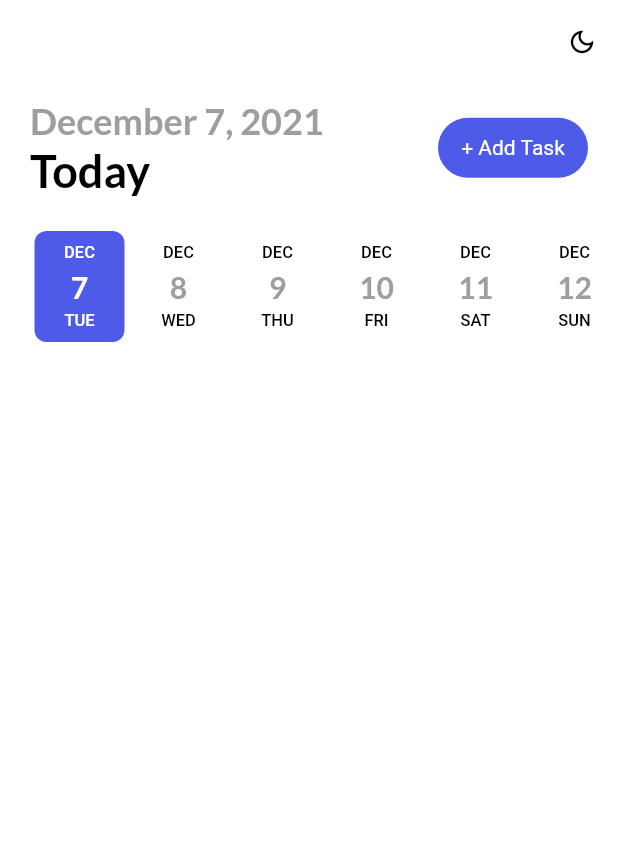
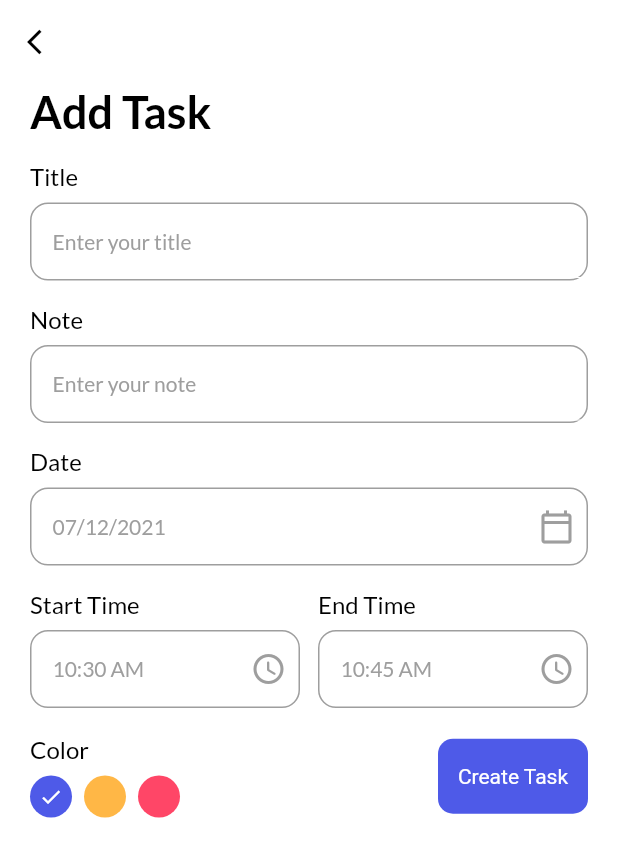
Before and after one commit to TomTruyen/CalendarApp, a Flutter app: the screen it shows after launch, after a tap on "+ Add Task", on a phone screen of 412 x 824 dp. Shown: the top 857 px of the screen. Run offline on Flutter 3.47's test engine with Material 2 defaults, Android fonts, the phone set to English and light mode, and no system bars; drawn by our look-alikes of date_picker_timeline; our stand-ins replace google_fonts, shared_preferences.

Commit message:
Add add_task_screen

```diff
--- /dev/null
+++ b/calendar_app/lib/screens/add_task_screen.dart
@@ -0,0 +1,261 @@
+import 'package:calendar_app/services/theme_service.dart';
+import 'package:calendar_app/shared/themes.dart';
+import 'package:calendar_app/shared/widgets/button.dart';
+import 'package:calendar_app/shared/widgets/input_field.dart';
+import 'package:flutter/cupertino.dart';
+import 'package:flutter/material.dart';
+import 'package:flutter/services.dart';
+import 'package:intl/intl.dart';
+
+class AddTaskScreen extends StatefulWidget {
+  const AddTaskScreen({Key? key}) : super(key: key);
+
+  @override
+  State<AddTaskScreen> createState() => _AddTaskScreenState();
+}
+
+class _AddTaskScreenState extends State<AddTaskScreen> {
+  final ThemeService _themeService = ThemeService();
+
+  DateTime _selectedDate = DateTime.now();
+  DateTime _startTime = DateTime.now();
+  DateTime _endTime = DateTime.now().add(const Duration(minutes: 15));
+  Color _selectedColor = const Color(0xFF4e5ae8);
+
+  bool _isDarkMode = false;
+
+  @override
+  void initState() {
+    super.initState();
+    init();
+  }
+
+  void init() async {
+    bool isDarkMode = await _themeService.isDarkTheme();
+
+    setState(() {
+      _isDarkMode = isDarkMode;
+    });
+  }
+
+  @override
+  Widget build(BuildContext context) {
+    return Scaffold(
+      appBar: _appBar(),
+      body: Container(
+        padding: const EdgeInsets.symmetric(horizontal: 20),
+        child: SingleChildScrollView(
+          child: Column(
+            crossAxisAlignment: CrossAxisAlignment.start,
+            children: <Widget>[
+              Text(
+                "Add Task",
+                style: headingStyle,
+              ),
+              const InputField(title: "Title", hint: "Enter your title"),
+              const InputField(title: "Note", hint: "Enter your note"),
+              InputField(
+                title: "Date",
+                hint: DateFormat('dd/MM/yyyy').format(_selectedDate),
+                widget: Container(
+                  padding: const EdgeInsets.only(right: 8),
+                  child: const Icon(
+                    Icons.calendar_today_outlined,
+                    color: Colors.grey,
+                  ),
+                ),
+                onClick: () => _datePicker(),
+              ),
+              Row(
+                children: <Widget>[
+                  Expanded(
+                    child: InputField(
+                      title: "Start Time",
+                      hint: _formatTime(time: _startTime),
+                      widget: Container(
+                        padding: const EdgeInsets.only(right: 8),
+                        child: const Icon(
+                          Icons.access_time_rounded,
+                          color: Colors.grey,
+                        ),
+                      ),
+                      onClick: () => _timePicker(isStartTime: true),
+                    ),
+                  ),
+                  const SizedBox(width: 12),
+                  Expanded(
+                    child: InputField(
+                      title: "End Time",
+                      hint: _formatTime(time: _endTime),
+                      widget: Container(
+                        padding: const EdgeInsets.only(right: 8),
+                        child: const Icon(
+                          Icons.access_time_rounded,
+                          color: Colors.grey,
+                        ),
+                      ),
+                      onClick: () => _timePicker(isStartTime: false),
+                    ),
+                  ),
+                ],
+              ),
+              const SizedBox(height: 18),
+              Row(
+                mainAxisAlignment: MainAxisAlignment.spaceBetween,
+                crossAxisAlignment: CrossAxisAlignment.center,
+                children: <Widget>[
+                  Column(
+                    crossAxisAlignment: CrossAxisAlignment.start,
+                    children: <Widget>[
+                      Text(
+                        "Color",
+                        style: titleStyle,
+                      ),
+                      const SizedBox(height: 8),
+                      Wrap(
+                        children: List<Widget>.generate(
+                          3,
+                          (index) {
+                            Color color = Colors.grey;
+
+                            if (index == 0) color = const Color(0xFF4e5ae8);
+                            if (index == 1) color = const Color(0xFFFFB746);
+                            if (index == 2) color = const Color(0xFFFF4667);
+
+                            return GestureDetector(
+                              onTap: () {
+                                setState(() {
+                                  _selectedColor = color;
+                                });
+                              },
+                              child: Padding(
+                                padding: const EdgeInsets.only(right: 8),
+                                child: CircleAvatar(
+                                  radius: 14,
+                                  backgroundColor: color,
+                                  child: _selectedColor == color
+                                      ? const Icon(
+                                          Icons.done,
+                                          color: Colors.white,
+                                          size: 16,
+                                        )
+                                      : Container(),
+                                ),
+                              ),
+                            );
+                          },
+                        ),
+                      ),
+                    ],
+                  ),
+                  Button(
+                    label: "Create Task",
+                    onTap: () => {print("TEST")},
+                  ),
+                ],
+              )
+            ],
+          ),
+        ),
+      ),
+    );
+  }
+
+  _formatTime({required DateTime time}) {
+    return DateFormat("hh:mm a").format(time).toString();
+  }
+
+  _appBar() {
+    return AppBar(
+      elevation: 0,
+      systemOverlayStyle: SystemUiOverlayStyle(
+        statusBarColor: _isDarkMode ? Themes.darkStatus : Themes.lightStatus,
+      ),
+      leading: GestureDetector(
+        child: Icon(
+          Icons.arrow_back_ios,
+          color: _isDarkMode ? Colors.white : Colors.black,
+          size: 20,
+        ),
+        onTap: () {
+          if (Navigator.canPop(context)) {
+            Navigator.pop(context);
+          }
+        },
+      ),
+    );
+  }
+
+  _datePicker() {
+    showCupertinoModalPopup<void>(
+      context: context,
+      builder: (BuildContext context) {
+        return _buildBottomPicker(
+          CupertinoDatePicker(
+            mode: CupertinoDatePickerMode.date,
+            initialDateTime: _selectedDate,
+            dateOrder: DatePickerDateOrder.dmy,
+            onDateTimeChanged: (DateTime date) {
+              if (mounted) {
+                setState(() {
+                  _selectedDate = date;
+                });
+              }
+            },
+          ),
+        );
+      },
+    );
+  }
+
+  _timePicker({required bool isStartTime}) {
+    showCupertinoModalPopup<void>(
+      context: context,
+      builder: (BuildContext context) {
+        return _buildBottomPicker(
+          CupertinoDatePicker(
+            mode: CupertinoDatePickerMode.time,
+            initialDateTime: isStartTime ? _startTime : _endTime,
+            dateOrder: DatePickerDateOrder.dmy,
+            minimumDate: isStartTime ? DateTime.now() : _startTime,
+            onDateTimeChanged: (DateTime time) {
+              if (mounted) {
+                setState(() {
+                  if (isStartTime) {
+                    _startTime = time;
+                  } else {
+                    _endTime = time;
+                  }
+
+                  // Extra step to make sure the endTime is always after the starttime
+                  if (_endTime.isBefore(_startTime)) _endTime = _startTime;
+                });
+              }
+            },
+          ),
+        );
+      },
+    );
+  }
+
+  Widget _buildBottomPicker(Widget picker) {
+    return Container(
+      height: 200.0,
+      padding: const EdgeInsets.only(top: 6.0),
+      color: CupertinoColors.white,
+      child: DefaultTextStyle(
+        style: const TextStyle(
+          color: CupertinoColors.black,
+          fontSize: 22.0,
+        ),
+        child: GestureDetector(
+          onTap: () {},
+          child: SafeArea(
+            top: false,
+            child: picker,
+          ),
+        ),
+      ),
+    );
+  }
+}
--- a/calendar_app/lib/screens/calendar_screen.dart
+++ b/calendar_app/lib/screens/calendar_screen.dart
@@ -1,3 +1,4 @@
+import 'package:calendar_app/screens/add_task_screen.dart';
 import 'package:calendar_app/shared/themes.dart';
 import 'package:calendar_app/shared/widgets/button.dart';
 import 'package:date_picker_timeline/date_picker_widget.dart'
@@ -69,7 +70,15 @@ class CalendarScreenState extends State<CalendarScreen> {
               )
             ],
           ),
-          Button(label: "+ Add Task", onTap: () => null)
+          Button(
+            label: "+ Add Task",
+            onTap: () => {
+              Navigator.push(
+                context,
+                CupertinoPageRoute(builder: (_) => const AddTaskScreen()),
+              ),
+            },
+          )
         ],
       ),
     );
--- a/calendar_app/lib/shared/themes.dart
+++ b/calendar_app/lib/shared/themes.dart
@@ -53,3 +53,23 @@ TextStyle get subHeadingStyle {
     ),
   );
 }
+
+TextStyle get titleStyle {
+  return GoogleFonts.lato(
+    textStyle: const TextStyle(
+      fontSize: 16,
+      fontWeight: FontWeight.w400,
+      color: Colors.black,
+    ),
+  );
+}
+
+TextStyle get subTitleStyle {
+  return GoogleFonts.lato(
+    textStyle: const TextStyle(
+      fontSize: 14,
+      fontWeight: FontWeight.w400,
+      color: Colors.grey,
+    ),
+  );
+}
--- a/calendar_app/lib/shared/widgets/button.dart
+++ b/calendar_app/lib/shared/widgets/button.dart
@@ -13,9 +13,9 @@ class Button extends StatelessWidget {
       onTap: onTap,
       child: Container(
         width: 100,
-        height: 40,
+        height: 50,
         decoration: BoxDecoration(
-          borderRadius: BorderRadius.circular(20),
+          borderRadius: BorderRadius.circular(10),
           color: Theme.of(context).primaryColor,
         ),
         child: Center(
--- /dev/null
+++ b/calendar_app/lib/shared/widgets/input_field.dart
@@ -0,0 +1,81 @@
+import 'package:calendar_app/shared/themes.dart';
+import 'package:flutter/material.dart';
+
+class InputField extends StatelessWidget {
+  final String title;
+  final String hint;
+  final TextEditingController? controller;
+  final Widget? widget;
+  final Function()? onClick;
+
+  const InputField({
+    Key? key,
+    required this.title,
+    required this.hint,
+    this.controller,
+    this.widget,
+    this.onClick,
+  }) : super(key: key);
+
+  @override
+  Widget build(BuildContext context) {
+    return Container(
+      margin: const EdgeInsets.only(top: 16),
+      child: Column(
+        crossAxisAlignment: CrossAxisAlignment.start,
+        children: <Widget>[
+          Text(
+            title,
+            style: titleStyle,
+          ),
+          GestureDetector(
+            behavior: HitTestBehavior.opaque,
+            child: Container(
+              height: 52,
+              margin: const EdgeInsets.only(top: 8),
+              padding: const EdgeInsets.only(left: 14),
+              decoration: BoxDecoration(
+                border: Border.all(
+                  color: Colors.grey,
+                  width: 1,
+                ),
+                borderRadius: BorderRadius.circular(12),
+              ),
+              child: Row(
+                children: <Widget>[
+                  Expanded(
+                    child: TextFormField(
+                      onTap: onClick,
+                      readOnly: widget != null,
+                      autofocus: false,
+                      controller: controller,
+                      style: subTitleStyle,
+                      decoration: InputDecoration(
+                        hintText: hint,
+                        hintStyle: subTitleStyle,
+                        focusedBorder: UnderlineInputBorder(
+                          borderSide: BorderSide(
+                            color: Theme.of(context).backgroundColor,
+                            width: 0,
+                          ),
+                        ),
+                        enabledBorder: UnderlineInputBorder(
+                          borderSide: BorderSide(
+                            color: Theme.of(context).backgroundColor,
+                            width: 0,
+                          ),
+                        ),
+                      ),
+                    ),
+                  ),
+                  widget == null ? Container() : Container(child: widget)
+                ],
+              ),
+            ),
+            onTap: onClick,
+          ),
+        ],
+      ),
+    );
+  }
+}
```
Also changed, not shown: example.png (added), 1 other file.
